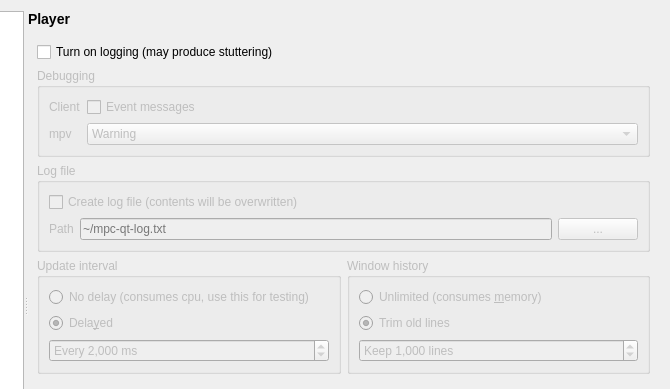
mpc-qt/mpc-qt, file settingswindow.ui: the form before one commit; both pictures show x 226 to 896 and y 0 to 389 of the 896 by 638 pixel window.
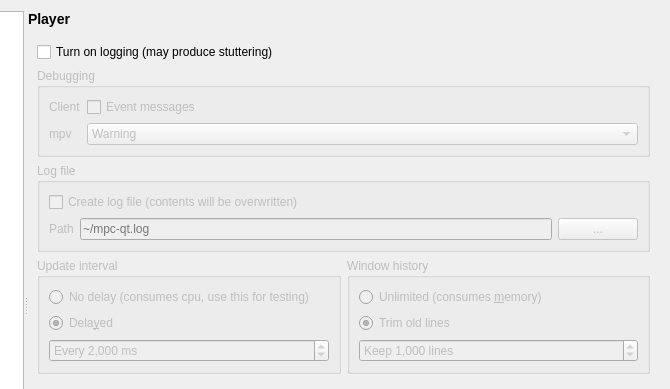
The form after the commit. The open tabs and pages were chosen to show the change.

The edit to the form file:
```diff
--- a/settingswindow.ui
+++ b/settingswindow.ui
@@ -8132,7 +8132,7 @@
                    <bool>false</bool>
                   </property>
                   <property name="placeholderText">
-                   <string>~/mpc-qt-log.txt</string>
+                   <string notr="true">~/mpc-qt.log</string>
                   </property>
                  </widget>
                 </item>
```
